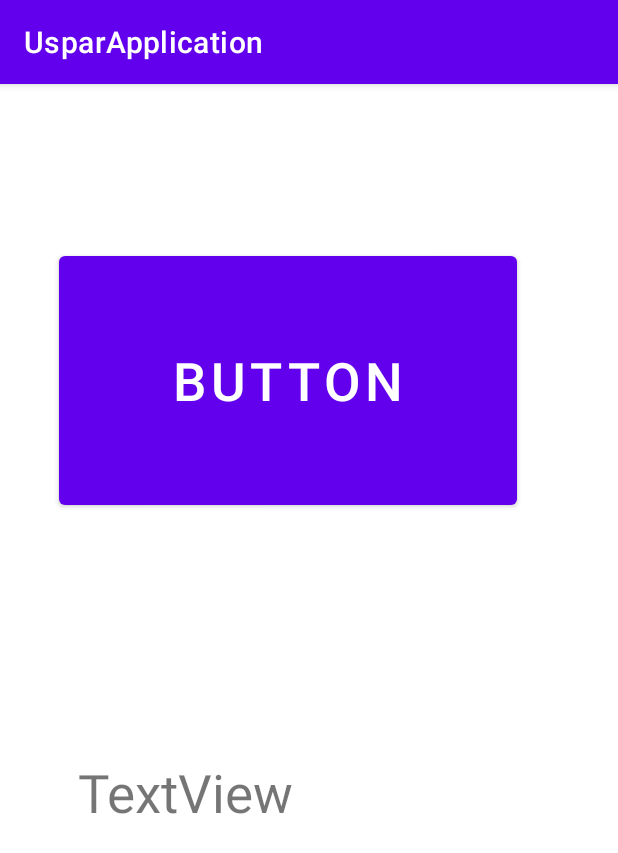
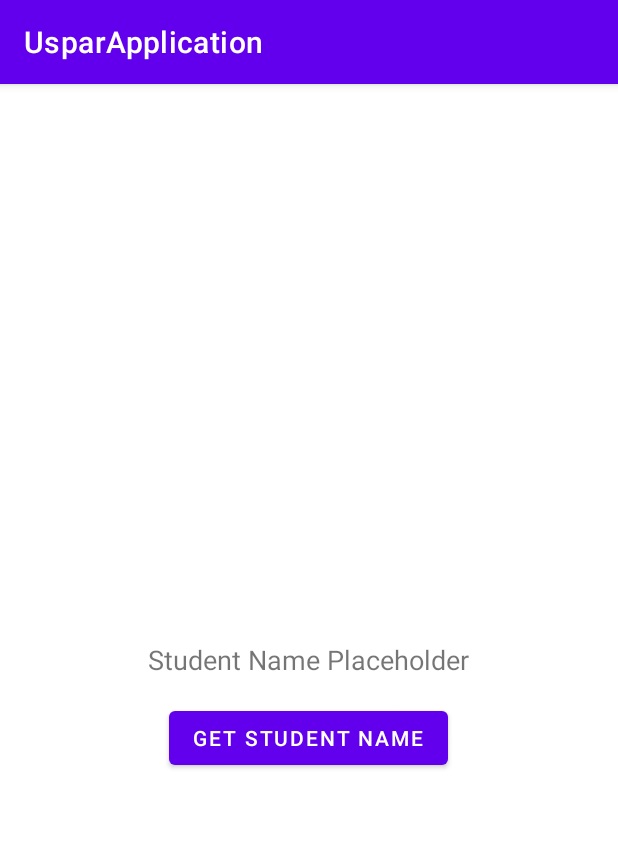
Before and after one commit to Yasemin-s/UsparApp, an Android app: the screen it shows after launch (MainActivity), on a phone screen of 412 x 824 dp. Shown: the top 853 px of the screen. Run offline under Robolectric (Android 15) with nearby library versions, the phone set to English and light mode, and no system bars.

Commit message:
listeletiyor
listeletiyor

```diff
--- a/app/build.gradle
+++ b/app/build.gradle
@@ -33,12 +33,12 @@ android {
 }
 
 dependencies {
-
+    implementation fileTree(dir:"libs", include: ["*.jar"])
     implementation 'androidx.core:core-ktx:1.7.0'
     implementation 'androidx.appcompat:appcompat:1.6.1'
     implementation 'com.google.android.material:material:1.9.0'
     implementation 'androidx.constraintlayout:constraintlayout:2.1.4'
-    implementation files('C:\\kotlin_projects\\UsparApplication\\app\\libs\\jtds-1.3.1.jar')
+    implementation files('libs/jtds-1.3.1.jar')
     testImplementation 'junit:junit:4.13.2'
     androidTestImplementation 'androidx.test.ext:junit:1.1.5'
     androidTestImplementation 'androidx.test.espresso:espresso-core:3.5.1'
--- a/app/src/main/res/layout/activity_main.xml
+++ b/app/src/main/res/layout/activity_main.xml
@@ -1,32 +1,33 @@
-<?xml version="1.0" encoding="utf-8"?>
-<androidx.constraintlayout.widget.ConstraintLayout xmlns:android="http://schemas.android.com/apk/res/android"
-    xmlns:app="http://schemas.android.com/apk/res-auto"
-    xmlns:tools="http://schemas.android.com/tools"
-    android:layout_width="match_parent"
-    android:layout_height="match_parent"
-    tools:context=".MainActivity">
+<RelativeLayout
+xmlns:android="http://schemas.android.com/apk/res/android"
+android:layout_width="match_parent"
+android:layout_height="match_parent"
+android:padding="16dp">
 
-    <Button
-        android:id="@+id/button"
-        android:layout_width="305dp"
-        android:layout_height="178dp"
-        android:text="Button"
-        android:textSize="35sp"
-        app:layout_constraintBottom_toBottomOf="parent"
-        app:layout_constraintEnd_toEndOf="parent"
-        app:layout_constraintHorizontal_bias="0.367"
-        app:layout_constraintStart_toStartOf="parent"
-        app:layout_constraintTop_toTopOf="parent"
-        app:layout_constraintVertical_bias="0.184" />
+<TextView
+    android:id="@+id/textView"
+    android:layout_width="wrap_content"
+    android:layout_height="wrap_content"
+    android:layout_centerInParent="true"
+    android:text="Student Name Placeholder"
+    android:textSize="18sp" />
 
-    <TextView
-        android:id="@+id/textView"
-        android:layout_width="308dp"
-        android:layout_height="157dp"
-        android:text="TextView"
-        android:textSize="35sp"
-        app:layout_constraintBottom_toBottomOf="parent"
-        app:layout_constraintEnd_toEndOf="parent"
-        app:layout_constraintStart_toStartOf="parent"
-        app:layout_constraintTop_toBottomOf="@+id/button" />
-</androidx.constraintlayout.widget.ConstraintLayout>
+<Button
+    android:id="@+id/button"
+    android:layout_width="wrap_content"
+    android:layout_height="wrap_content"
+    android:text="Get Student Name"
+    android:layout_below="@id/textView"
+    android:layout_centerHorizontal="true"
+    android:layout_marginTop="16dp" />
+
+<!-- Yeni listview elemanı -->
+
+    <ListView
+        android:id="@+id/listView"
+        android:layout_width="match_parent"
+        android:layout_height="match_parent"
+        android:layout_below="@id/button"
+        android:layout_marginTop="16dp" />
+
+</RelativeLayout>
```
Also changed, not shown: app/src/main/java/com/example/usparapplication/ConSQL.kt (+17 -27 lines), app/src/main/java/com/example/usparapplication/MainActivity.kt (+40 -54 lines).
